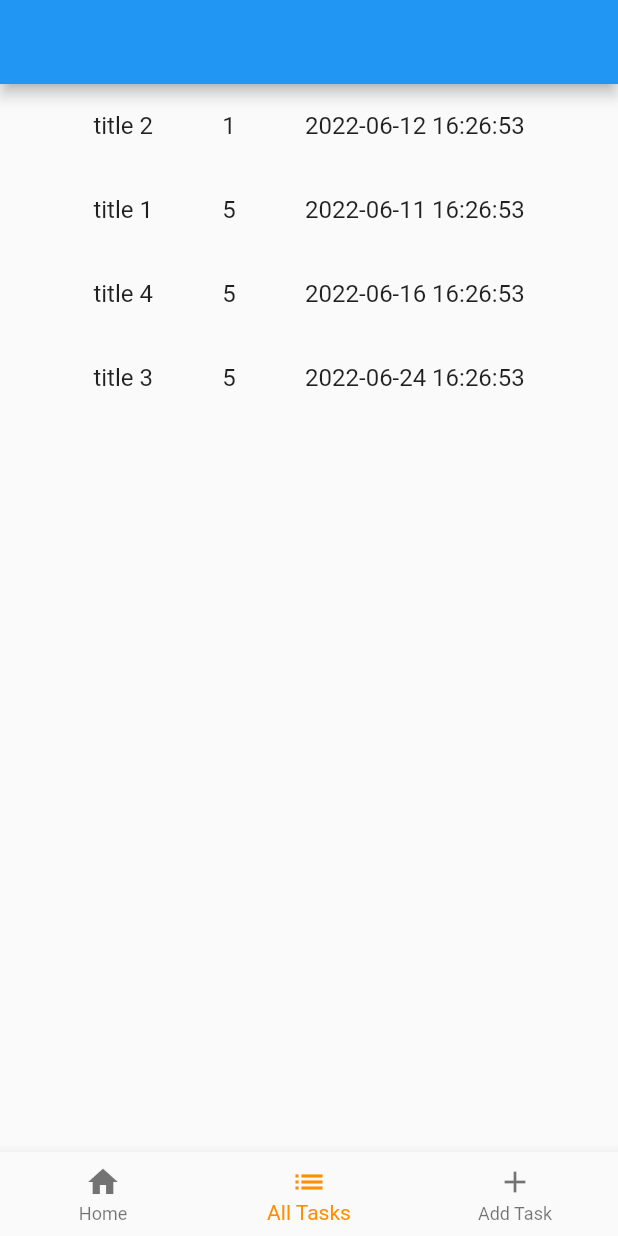
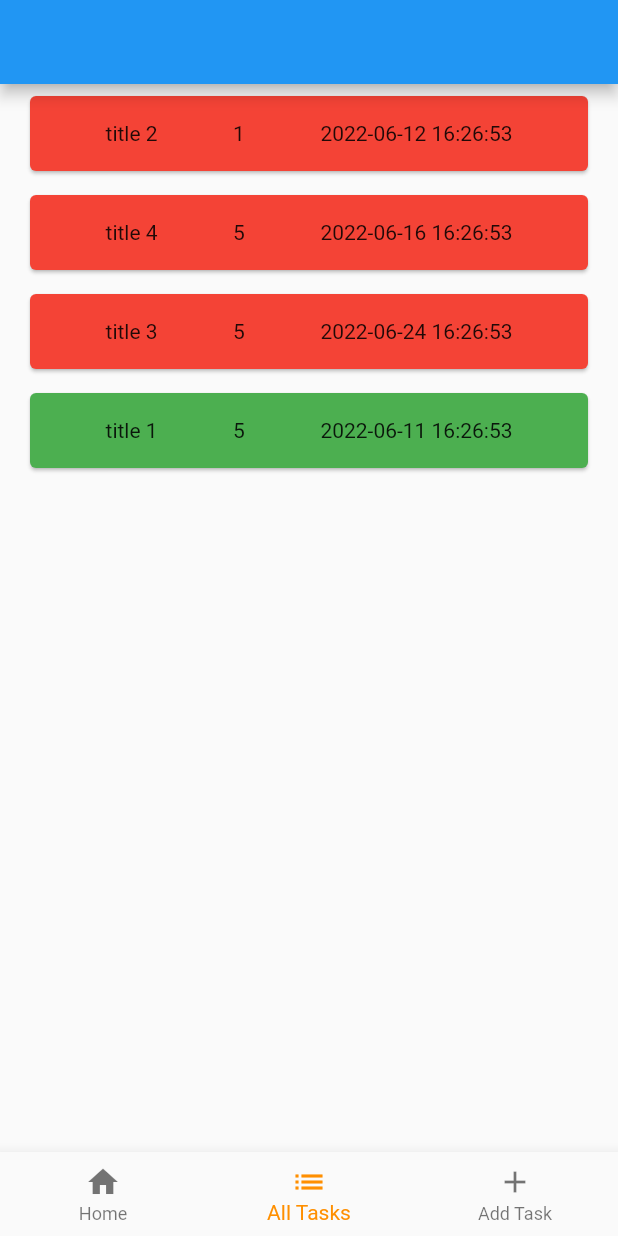
Before and after one commit to ahmedsat/TaskMan, a Flutter app: the screen it shows after launch, item 2 of the bottom bar chosen, on a phone screen of 412 x 824 dp. Run offline on Flutter 3.47's test engine with Material 2 defaults, Android fonts, the phone set to English and light mode, and no system bars; our stand-ins replace shared_preferences.

```diff
--- a/lib/Models/task.dart
+++ b/lib/Models/task.dart
@@ -5,7 +5,8 @@ class Task {
   String description;
   String createdAt;
   String deadLine;
-  int? priority;
+  int priority;
+  bool finished;
 
   Task({
     required this.title,
@@ -13,6 +14,7 @@ class Task {
     required this.createdAt,
     required this.deadLine,
     this.priority = 5,
+    this.finished = false,
   });
 
   static Map<String, Object?> toMap(Task task) {
@@ -22,16 +24,19 @@ class Task {
       'createdAt': task.createdAt,
       'deadLine': task.deadLine,
       'priority': task.priority,
+      'finished': task.finished,
     };
   }
 
   factory Task.fromJson(Map<String, dynamic> jsonData) {
     return Task(
-        description: jsonData["description"],
-        title: jsonData["title"],
-        deadLine: jsonData["deadLine"],
-        createdAt: jsonData["createdAt"],
-        priority: jsonData['priority']);
+      description: jsonData["description"],
+      title: jsonData["title"],
+      deadLine: jsonData["deadLine"],
+      createdAt: jsonData["createdAt"],
+      priority: jsonData['priority'],
+      finished: jsonData["finished"],
+    );
   }
 
   static String encode(List<Task> tasks) {
@@ -39,7 +44,28 @@ class Task {
   }
 
   static List<Task> decode(String tasks) {
-    List decodedList = jsonDecode(tasks) as List<dynamic>;
-    return decodedList.map<Task>((e) => Task.fromJson(e)).toList();
+    List encodedList = jsonDecode(tasks) as List<dynamic>;
+    List<Task> decodedList =
+        encodedList.map<Task>((e) => Task.fromJson(e)).toList();
+
+    decodedList.sort((a, b) {
+      DateTime deadLineA = DateTime.parse(a.deadLine);
+      DateTime deadLineB = DateTime.parse(b.deadLine);
+      return deadLineA.compareTo(deadLineB);
+    });
+
+    decodedList.sort((a, b) {
+      return a.priority.compareTo(b.priority);
+    });
+
+    decodedList.sort(
+      (a, b) {
+        if (a.finished == b.finished) return 0;
+        if (a.finished && !b.finished) return 1;
+        return -1;
+      },
+    );
+
+    return decodedList;
   }
 }
--- a/lib/main.dart
+++ b/lib/main.dart
@@ -34,6 +34,7 @@ void initPrefs() async {
       title: "title 1",
       createdAt: DateTime.now().toString(),
       deadLine: "2022-06-11 16:26:53",
+      finished: true,
     ),
     Task(
       description: "description 2",
--- a/lib/pages/allTasks.dart
+++ b/lib/pages/allTasks.dart
@@ -13,8 +13,14 @@ class AllTasks extends StatelessWidget {
     return ListView.builder(
       itemCount: tasks?.length,
       itemBuilder: (BuildContext context, int index) {
+        print(tasks![index].priority);
+        print(tasks![index].finished);
         return ListTile(
-          title: Row(
+          title: Card(
+            color: tasks![index].finished ? Colors.green : Colors.red,
+            child: Container(
+              height: 50,
+              child: Row(
                 mainAxisAlignment: MainAxisAlignment.spaceEvenly,
                 children: [
                   Text(
@@ -28,6 +34,8 @@ class AllTasks extends StatelessWidget {
                   ),
                 ],
               ),
+            ),
+          ),
         );
       },
     );
--- a/lib/pages/currentTask.dart
+++ b/lib/pages/currentTask.dart
@@ -0,0 +1,12 @@
+import 'package:flutter/material.dart';
+
+class CurrentTask extends StatelessWidget {
+  const CurrentTask({Key? key}) : super(key: key);
+
+  @override
+  Widget build(BuildContext context) {
+    return Container(
+      child: null,
+    );
+  }
+}
--- a/lib/pages/home.dart
+++ b/lib/pages/home.dart
@@ -41,17 +41,6 @@ class _HomeState extends State<Home> {
           future: _prefs.then((SharedPreferences prefs) {
             List<Task> tasks =
                 Task.decode(prefs.getString(tasks_key).toString());
-
-            tasks.sort((a, b) {
-              DateTime deadLineA = DateTime.parse(a.deadLine);
-              DateTime deadLineB = DateTime.parse(b.deadLine);
-              return deadLineA.compareTo(deadLineB);
-            });
-
-            tasks.sort((a, b) {
-              return a.priority!.compareTo(b.priority!);
-            });
-
             return tasks;
           }),
           builder: (BuildContext context, AsyncSnapshot<List<Task>> snapshot) {
```
Lines whose indentation alone changed are shown as unchanged.
